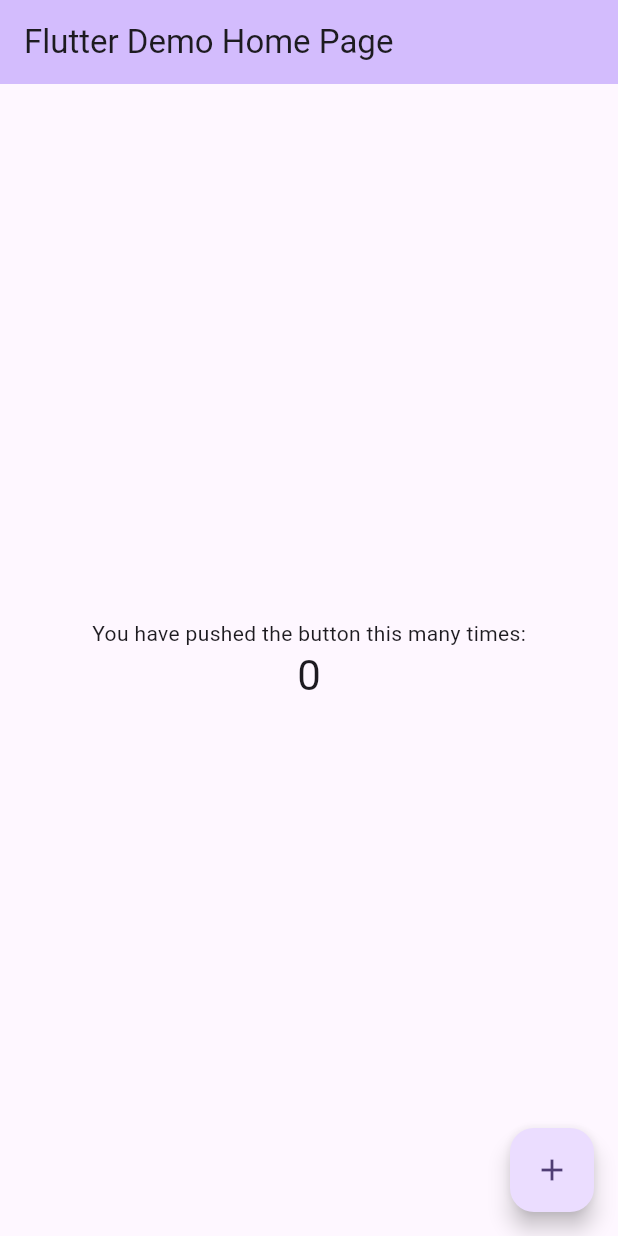
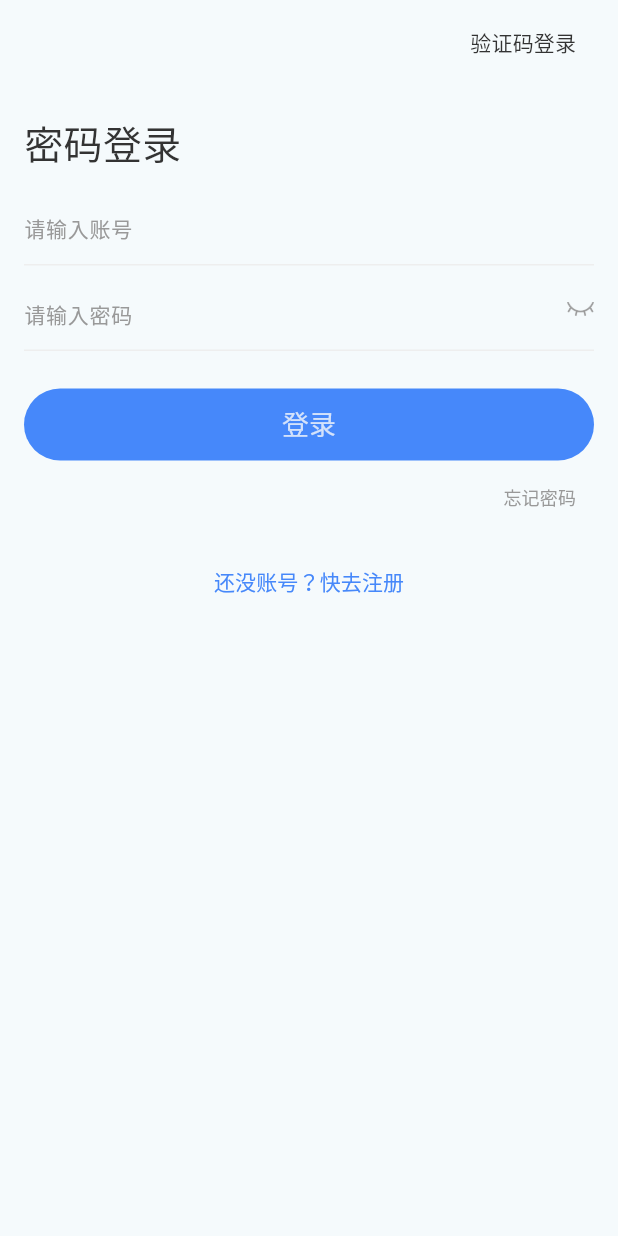
Before and after one commit to RSL45/flutter_deer_practice, a Flutter app: the screen it shows after launch, on a phone screen of 412 x 824 dp. Run offline on Flutter 3.47's test engine with Material 3 defaults, Android fonts, the light colour scheme and no system bars; generated files the repository leaves out were written again.

Commit message:
feat:login moudle

```diff
--- a/l10n.yaml
+++ b/l10n.yaml
@@ -1,3 +1,3 @@
 arb-dir: lib/l10n
-template-arb-file: app_en.arb
+template-arb-file: app_zh.arb
 output-localization-file: app_localizations.dart
--- a/lib/l10n/app_en.arb
+++ b/lib/l10n/app_en.arb
@@ -1,6 +1,3 @@
 {
-  "helloWorld": "Hello World!",
-  "@helloWorld": {
-    "description": "The conventional newborn programmer greeting"
-  }
+  "helloWorld": "Hello World!"
 }
--- a/lib/l10n/app_zh.arb
+++ b/lib/l10n/app_zh.arb
@@ -1,3 +1,16 @@
 {
-  "helloWorld": "你好！"
+  "helloWorld": "你好！",
+  "verifyCodeLogin": "验证码登录",
+  "pwdLogin": "密码登录",
+  "enterPhoneHint": "请输入账号",
+  "enterPwdHint": "请输入密码",
+  "enterSmsCodeHint": "请输入验证码",
+  "login": "登录",
+  "registerHint": "还没账号？快去注册",
+  "forgetPwd": "忘记密码",
+  "smsCodeRegisterHint": "提示：未注册账号的手机号，请先",
+  "register": "注册",
+  "resetLoginPwd": "重置登录密码",
+  "newPwdHint": "请输入新密码",
+  "confirm": "确认"
 }
--- a/lib/main.dart
+++ b/lib/main.dart
@@ -1,4 +1,5 @@
 import 'package:flutter/material.dart';
+import 'package:flutter_deer_practice/page/login/login.dart';
 import 'package:flutter_gen/gen_l10n/app_localizations.dart';
 
 void main() {
@@ -15,58 +16,10 @@ class MyApp extends StatelessWidget {
       localizationsDelegates: AppLocalizations.localizationsDelegates,
       supportedLocales: AppLocalizations.supportedLocales,
       theme: ThemeData(
-        colorScheme: ColorScheme.fromSeed(seedColor: Colors.deepPurple),
+        colorScheme: ColorScheme.fromSeed(seedColor: Colors.cyan),
         useMaterial3: true,
       ),
-      home: const MyHomePage(title: 'Flutter Demo Home Page'),
+      home: const LoginPage(),
     );
   }
 }
-
-class MyHomePage extends StatefulWidget {
-  const MyHomePage({super.key, required this.title});
-
-  final String title;
-
-  @override
-  State<MyHomePage> createState() => _MyHomePageState();
-}
-
-class _MyHomePageState extends State<MyHomePage> {
-  int _counter = 0;
-
-  void _incrementCounter() {
-    setState(() {
-      _counter++;
-    });
-  }
-
-  @override
-  Widget build(BuildContext context) {
-    return Scaffold(
-      appBar: AppBar(
-        backgroundColor: Theme.of(context).colorScheme.inversePrimary,
-        title: Text(widget.title),
-      ),
-      body: Center(
-        child: Column(
-          mainAxisAlignment: MainAxisAlignment.center,
-          children: <Widget>[
-            const Text(
-              'You have pushed the button this many times:',
-            ),
-            Text(
-              '$_counter',
-              style: Theme.of(context).textTheme.headlineMedium,
-            ),
-          ],
-        ),
-      ),
-      floatingActionButton: FloatingActionButton(
-        onPressed: _incrementCounter,
-        tooltip: 'Increment',
-        child: const Icon(Icons.add),
-      ), // This trailing comma makes auto-formatting nicer for build methods.
-    );
-  }
-}
--- /dev/null
+++ b/lib/page/login/login.dart
@@ -0,0 +1,122 @@
+import 'package:flutter/material.dart';
+import 'package:flutter_deer_practice/page/login/forget_pwd.dart';
+import 'package:flutter_deer_practice/page/login/sms_login.dart';
+import 'package:flutter_deer_practice/util/AppColors.dart';
+import 'package:flutter_deer_practice/widget/login_textfield.dart';
+import 'package:flutter_gen/gen_l10n/app_localizations.dart';
+
+class LoginPage extends StatefulWidget {
+  const LoginPage({super.key});
+
+  @override
+  State<LoginPage> createState() => _LoginPageState();
+}
+
+class _LoginPageState extends State<LoginPage> {
+  final TextEditingController _phoneController = TextEditingController();
+  final TextEditingController _pwdController = TextEditingController();
+
+  @override
+  Widget build(BuildContext context) {
+    Widget codeLoginBtn = TextButton(
+      onPressed: () {
+        Navigator.push(
+          context,
+          MaterialPageRoute(builder: (context) {
+            return const SmsLoginPage();
+          }),
+        );
+      },
+      child: Text(
+        AppLocalizations.of(context)!.verifyCodeLogin,
+        style: const TextStyle(
+          fontSize: 14.0,
+          color: AppColors.color_333333,
+        ),
+      ),
+    );
+
+    Widget phoneTextField = LoginTextField(
+      controller: _phoneController,
+      inputType: TextInputType.phone,
+      inputAction: TextInputAction.next,
+      hintText: AppLocalizations.of(context)!.enterPhoneHint,
+    );
+
+    Widget pwdTextField = LoginTextField(
+      controller: _pwdController,
+      inputType: TextInputType.visiblePassword,
+      hintText: AppLocalizations.of(context)!.enterPwdHint,
+    );
+
+    Widget loginBtn = TextButton(
+      onPressed: () {},
+      style: ButtonStyle(
+        minimumSize:
+            MaterialStateProperty.all(const Size(double.infinity, 48.0)),
+        backgroundColor: MaterialStateProperty.all(AppColors.color_4688FA),
+      ),
+      child: Text(
+        AppLocalizations.of(context)!.login,
+        style: const TextStyle(fontSize: 18.0, color: AppColors.color_D4E2FA),
+      ),
+    );
+
+    Widget forgetPwdBtn = Align(
+      alignment: Alignment.centerRight,
+      child: TextButton(
+        onPressed: () {
+          Navigator.push(
+            context,
+            MaterialPageRoute(builder: (context) {
+              return const ForgetPwdPage();
+            }),
+          );
+        },
+        child: Text(
+          AppLocalizations.of(context)!.forgetPwd,
+          style: const TextStyle(fontSize: 12.0, color: AppColors.color_999999),
+        ),
+      ),
+    );
+
+    Widget registerBtn = TextButton(
+      onPressed: () {},
+      child: Text(
+        AppLocalizations.of(context)!.registerHint,
+        style: const TextStyle(color: AppColors.color_4688FA),
+      ),
+    );
+
+    return Scaffold(
+      appBar: AppBar(
+        title: Align(alignment: Alignment.centerRight, child: codeLoginBtn),
+      ),
+      body: Padding(
+        padding: const EdgeInsets.symmetric(horizontal: 16.0),
+        child: Column(
+          children: [
+            const SizedBox(height: 20.0),
+            Align(
+              alignment: Alignment.centerLeft,
+              child: Text(
+                AppLocalizations.of(context)!.pwdLogin,
+                style: const TextStyle(
+                    fontSize: 26.0, color: AppColors.color_333333),
+              ),
+            ),
+            const SizedBox(height: 16.0),
+            phoneTextField,
+            const SizedBox(height: 9.0),
+            pwdTextField,
+            const SizedBox(height: 25.0),
+            loginBtn,
+            forgetPwdBtn,
+            const SizedBox(height: 8.0),
+            registerBtn,
+          ],
+        ),
+      ),
+    );
+  }
+}
--- /dev/null
+++ b/lib/util/AppColors.dart
@@ -0,0 +1,13 @@
+import 'dart:ui';
+
+import 'package:flutter/animation.dart';
+
+class AppColors {
+  static const Color color_333333 = Color(0xFF333333);
+  static const Color color_999999 = Color(0xFF999999);
+  static const Color color_EEEEEE = Color(0xFFEEEEEE);
+  static const Color color_D4E2FA = Color(0xFFD4E2FA);
+  static const Color color_96BBFA = Color(0xFF96BBFA);
+  static const Color color_4688FA = Color(0xFF4688FA);
+  static const Color color_FF4759 = Color(0xFFFF4759);
+}
--- /dev/null
+++ b/lib/widget/login_textfield.dart
@@ -0,0 +1,130 @@
+import 'package:flutter/material.dart';
+
+import '../util/AppColors.dart';
+
+class LoginTextField extends StatefulWidget {
+  const LoginTextField({
+    super.key,
+    required this.controller,
+    this.inputType = TextInputType.text,
+    this.inputAction = TextInputAction.done,
+    this.hintText = '',
+  });
+
+  final TextEditingController controller;
+  final TextInputType inputType;
+  final TextInputAction inputAction;
+  final String hintText;
+
+  @override
+  State<LoginTextField> createState() => _LoginTextFieldState();
+}
+
+class _LoginTextFieldState extends State<LoginTextField> {
+  bool _isShowDelete = false;
+  bool _isShowPwd = false;
+
+  @override
+  void initState() {
+    _isShowDelete = widget.controller.text.isNotEmpty;
+    //add delete btn listener
+    widget.controller.addListener(isTextFieldEmpty);
+    super.initState();
+  }
+
+  void isTextFieldEmpty() {
+    final bool isNotEmpty = widget.controller.text.isNotEmpty;
+    if (isNotEmpty != _isShowDelete) {
+      setState(() {
+        _isShowDelete = isNotEmpty;
+      });
+    }
+  }
+
+  @override
+  void dispose() {
+    //remove controller listener
+    widget.controller.removeListener(isTextFieldEmpty);
+    super.dispose();
+  }
+
+  @override
+  Widget build(BuildContext context) {
+    Widget textField = TextField(
+      controller: widget.controller,
+      keyboardType: widget.inputType,
+      obscureText:
+          widget.inputType == TextInputType.visiblePassword && !_isShowPwd,
+      textInputAction: widget.inputAction,
+      decoration: InputDecoration(
+        hintStyle:
+            const TextStyle(fontSize: 14.0, color: AppColors.color_999999),
+        hintText: widget.hintText,
+        enabledBorder: const UnderlineInputBorder(
+            borderSide: BorderSide(color: AppColors.color_EEEEEE)),
+        focusedBorder: const UnderlineInputBorder(
+            borderSide: BorderSide(color: AppColors.color_EEEEEE)),
+      ),
+    );
+
+    Widget clearBtn;
+    if (_isShowDelete) {
+      clearBtn = Semantics(
+        label: '清空',
+        hint: '清空输入框',
+        child: GestureDetector(
+          onTap: clearInput,
+          child: Image.asset('assets/images/ic_delete.png',
+              width: 18.0, height: 40.0),
+        ),
+      );
+    } else {
+      clearBtn = const SizedBox.shrink();
+    }
+
+    late Widget pwdVisibleBtn;
+    if (widget.inputType == TextInputType.visiblePassword) {
+      late String imagePath;
+      if (_isShowPwd) {
+        imagePath = 'assets/images/ic_display.png';
+      } else {
+        imagePath = 'assets/images/ic_hide.png';
+      }
+      pwdVisibleBtn = Padding(
+        padding: const EdgeInsets.only(left: 10.0),
+        child: Semantics(
+          label: '隐藏显示',
+          hint: '隐藏显示密码输入框',
+          child: GestureDetector(
+            onTap: () {
+              setState(() {
+                _isShowPwd = !_isShowPwd;
+              });
+            },
+            child: Image.asset(imagePath, width: 18.0, height: 40.0),
+          ),
+        ),
+      );
+    } else {
+      pwdVisibleBtn = const SizedBox.shrink();
+    }
+
+    return Stack(
+      children: [
+        textField,
+        Row(
+          mainAxisAlignment: MainAxisAlignment.end,
+          children: [
+            clearBtn,
+            if (widget.inputType == TextInputType.visiblePassword)
+              pwdVisibleBtn,
+          ],
+        )
+      ],
+    );
+  }
+
+  void clearInput() {
+    widget.controller.text = '';
+  }
+}
```
Also changed, not shown: lib/page/login/forget_pwd.dart (added, +79 -0 lines), lib/page/login/sms_login.dart (added, +86 -0 lines), pubspec.yaml (+7 -0 lines), assets/images/ic_back_black.png (added), assets/images/ic_delete.png (added), assets/images/ic_display.png (added), assets/images/ic_hide.png (added), lib/widget/gaps.dart (added), pubspec.lock, 1 other file.
